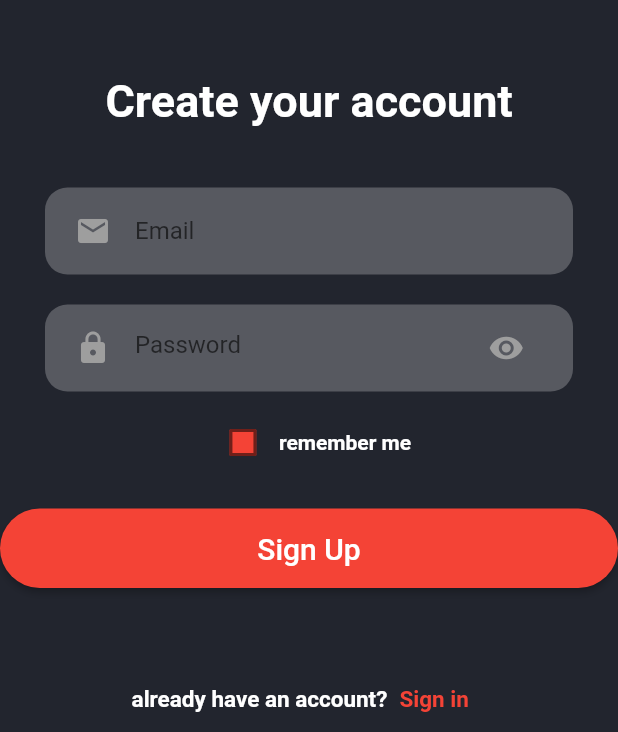
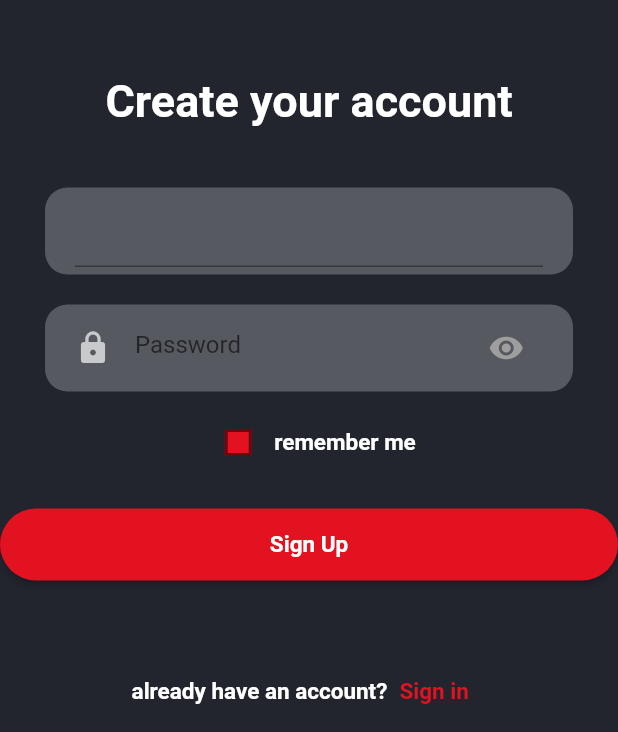
Before and after one commit to halitomer/movie_app, a Flutter app: the screen it shows after launch, after a tap on "Get Started", on a phone screen of 412 x 824 dp, the part 504-1236 px from its top. Run offline on Flutter 3.47's test engine with Material 2 defaults, Android fonts, the light colour scheme and no system bars; drawn by our look-alikes of reactive_forms; our stand-ins replace loading_animation_widget, smooth_page_indicator.

Commit message:
add themdata in main.dart only for appbar and scaffold
create class for colors and textstyle

```diff
--- /dev/null
+++ b/lib/Components/colors.dart
@@ -0,0 +1,9 @@
+import 'package:flutter/material.dart';
+
+class AppColors {
+  static const Color red = Color(0xFFE21221);
+  static const Color white = Color(0xFFFFFFFF);
+  static const Color black = Color(0xFF181A20);
+  static const Color grey = Color.fromRGBO(201, 202, 204, 1);
+  static const Color lightBlack = Color.fromARGB(255, 34, 37, 46);
+}
--- /dev/null
+++ b/lib/Components/text_style.dart
@@ -0,0 +1,19 @@
+import 'package:flutter/material.dart';
+import 'package:untitled4/Components/colors.dart';
+
+class CustomTextStyle {
+  static const TextStyle textStyle1 = TextStyle(
+    color: Colors.white,
+    fontSize: 15,
+    fontWeight: FontWeight.bold,
+  );
+  static const TextStyle textStyle2 = TextStyle(
+    color: AppColors.red,
+    fontSize: 15,
+    fontWeight: FontWeight.bold,
+  );
+  static const TextStyle textStyle3 =
+      TextStyle(fontSize: 30, fontWeight: FontWeight.bold, color: Colors.white);
+  static const TextStyle textStyle4 =
+      TextStyle(fontSize: 20, fontWeight: FontWeight.bold, color: Colors.white);
+}
--- a/lib/home.dart
+++ b/lib/home.dart
@@ -1,5 +1,7 @@
 import 'package:flutter/material.dart';
 import 'package:smooth_page_indicator/smooth_page_indicator.dart';
+import 'package:untitled4/Components/colors.dart';
+import 'package:untitled4/Components/text_style.dart';
 import 'package:untitled4/pages/page1.dart';
 import 'package:untitled4/pages/page2.dart';
 import 'package:untitled4/pages/page3.dart';
@@ -38,14 +40,9 @@ class _MyHomePageState extends State<MyHomePage> {
                   const Spacer(
                     flex: 4,
                   ),
-                  const Text(
-                    'Welcome to my app',
-                    textAlign: TextAlign.center,
-                    style: TextStyle(
-                      fontSize: 30,
-                      color: Colors.white,
-                    ),
-                  ),
+                  const Text('Welcome to my app',
+                      textAlign: TextAlign.center,
+                      style: CustomTextStyle.textStyle3),
                   Expanded(
                     flex: 1,
                     child: PageView(
@@ -60,8 +57,8 @@ class _MyHomePageState extends State<MyHomePage> {
                       effect: const ExpandingDotsEffect(
                           dotHeight: 10,
                           dotWidth: 10,
-                          activeDotColor: Colors.red,
-                          dotColor: Colors.white),
+                          activeDotColor: AppColors.red,
+                          dotColor: AppColors.white),
                     ),
                   ),
                   const SizedBox(
@@ -77,7 +74,7 @@ class _MyHomePageState extends State<MyHomePage> {
                       );
                     },
                     style: ButtonStyle(
-                      backgroundColor: MaterialStateProperty.all(Colors.red),
+                      backgroundColor: MaterialStateProperty.all(AppColors.red),
                       shape: MaterialStateProperty.all(
                         RoundedRectangleBorder(
                           borderRadius: BorderRadius.circular(30),
@@ -88,14 +85,13 @@ class _MyHomePageState extends State<MyHomePage> {
                       padding: EdgeInsets.all(8.0),
                       child: Text(
                         'Get Started',
-                        style: TextStyle(fontSize: 20, color: Colors.white),
+                        style: TextStyle(fontSize: 20, color: AppColors.white),
                       ),
                     ),
                   ),
                   const SizedBox(
                     height: 10,
                   ),
-
                 ],
               ),
             ),
--- a/lib/main.dart
+++ b/lib/main.dart
@@ -1,5 +1,7 @@
 import 'package:flutter/material.dart';
 import 'package:untitled4/splash.dart';
+
+import 'Components/colors.dart';
 
 void main() {
   runApp(const MyApp());
@@ -10,8 +12,12 @@ class MyApp extends StatelessWidget {
 
   @override
   Widget build(BuildContext context) {
-    return const MaterialApp(
-      home: Splash(),
+    return MaterialApp(
+      theme: ThemeData(
+          appBarTheme: const AppBarTheme(
+              backgroundColor: AppColors.lightBlack, elevation: 0),
+          scaffoldBackgroundColor: AppColors.lightBlack),
+      home: const Splash(),
     );
   }
 }
--- a/lib/pages/page1.dart
+++ b/lib/pages/page1.dart
@@ -1,4 +1,5 @@
 import 'package:flutter/material.dart';
+import 'package:untitled4/Components/text_style.dart';
 
 class Page1 extends StatelessWidget {
   const Page1({super.key});
@@ -11,7 +12,7 @@ class Page1 extends StatelessWidget {
         child: (const Text(
           'simply dummy text of the printing and typesetting industry. Lorem Ipsum has been',
           textAlign: TextAlign.center,
-          style: TextStyle(fontSize: 20, color: Colors.white),
+          style: CustomTextStyle.textStyle4,
         )),
       ),
     );
--- a/lib/pages/page2.dart
+++ b/lib/pages/page2.dart
@@ -1,4 +1,5 @@
 import 'package:flutter/material.dart';
+import 'package:untitled4/Components/text_style.dart';
 
 class Page2 extends StatelessWidget {
   const Page2({super.key});
@@ -10,8 +11,8 @@ class Page2 extends StatelessWidget {
         margin: EdgeInsets.all(30),
         child: (const Text(
           'the industrys standard dummy text ever since the 1500s, when',
-            textAlign: TextAlign.center,
-          style: TextStyle(fontSize: 20, color: Colors.white),
+          textAlign: TextAlign.center,
+          style: CustomTextStyle.textStyle4,
         )),
       ),
     );
--- a/lib/pages/page3.dart
+++ b/lib/pages/page3.dart
@@ -1,20 +1,18 @@
 import 'package:flutter/material.dart';
+import 'package:untitled4/Components/text_style.dart';
 
 class Page3 extends StatelessWidget {
   const Page3({super.key});
 
   @override
   Widget build(BuildContext context) {
-    return  Center(
+    return Center(
       child: Container(
         margin: EdgeInsets.all(30),
-
         child: (const Text(
-            'unknown printer took a galley of type and scrambled it to make a type specimen book',
-            textAlign: TextAlign.center,
-          style: TextStyle(
-              fontSize: 20, color: Colors.white
-          ),
+          'unknown printer took a galley of type and scrambled it to make a type specimen book',
+          textAlign: TextAlign.center,
+          style: CustomTextStyle.textStyle4,
         )),
       ),
     );
--- a/lib/sign_up.dart
+++ b/lib/sign_up.dart
@@ -1,4 +1,7 @@
 import 'package:flutter/material.dart';
+import 'package:reactive_forms/reactive_forms.dart';
+import 'package:untitled4/Components/colors.dart';
+import 'package:untitled4/Components/text_style.dart';
 
 import 'Components/container_text_filed.dart';
 
@@ -10,7 +13,13 @@ class SignUp extends StatefulWidget {
 }
 
 class _SignUpState extends State<SignUp> {
-  final Color lightBlack = const Color.fromARGB(255, 34, 37, 46);
+  final form = FormGroup({
+    'email': FormControl<String>(validators: [
+      Validators.required,
+      Validators.email,
+    ]),
+  });
+
   Color _iconColor = Colors.grey;
   var _isObscure;
   bool isChecked = false;
@@ -25,19 +34,16 @@ class _SignUpState extends State<SignUp> {
   Widget build(BuildContext context) {
     return Scaffold(
       appBar: AppBar(
-        backgroundColor: lightBlack,
-        elevation: 0,
         leading: IconButton(
           onPressed: () {
             Navigator.pop(context);
           },
           icon: const Icon(
             Icons.arrow_back_ios,
-            color: Colors.white,
+            color: AppColors.white,
           ),
         ),
       ),
-      backgroundColor: lightBlack,
       body: SafeArea(
         child: Column(
           crossAxisAlignment: CrossAxisAlignment.stretch,
@@ -57,26 +63,27 @@ class _SignUpState extends State<SignUp> {
             ),
             const Text(
               'Create your account',
-              style: TextStyle(
-                  fontSize: 30,
-                  fontWeight: FontWeight.bold,
-                  color: Colors.white),
+              style: CustomTextStyle.textStyle3,
               textAlign: TextAlign.center,
             ),
             const SizedBox(
               height: 30,
             ),
-            const ContainerTextFiled(
-              child: TextField(
-                decoration: InputDecoration(
-                  icon: Icon(
-                    Icons.mail,
-                    color: Colors.grey,
-                  ),
-                  hintText: 'Email',
-                  border: InputBorder.none,
-                ),
-              ),
+            ContainerTextFiled(
+              child: ReactiveForm(
+                  formGroup: form,
+                  child: Column(
+                    children: [
+                      ReactiveTextField(
+                        formControlName: 'email',
+                        validationMessages: {
+                          'required': (error) => 'The email must not be empty',
+                          'email': (error) =>
+                              'The email value must be a valid email'
+                        },
+                      )
+                    ],
+                  )),
             ),
             ContainerTextFiled(
               child: TextField(
@@ -84,7 +91,7 @@ class _SignUpState extends State<SignUp> {
                 decoration: InputDecoration(
                     icon: const Icon(
                       Icons.lock,
-                      color: Colors.grey,
+                      color: AppColors.grey,
                     ),
                     border: InputBorder.none,
                     hintText: 'Password',
@@ -97,10 +104,10 @@ class _SignUpState extends State<SignUp> {
                       onPressed: () {
                         setState(() {
                           _isObscure = !_isObscure;
-                          if (_iconColor == Colors.grey) {
-                            _iconColor = Colors.red;
+                          if (_iconColor == AppColors.grey) {
+                            _iconColor = AppColors.red;
                           } else {
-                            _iconColor = Colors.grey;
+                            _iconColor = AppColors.grey;
                           }
                         });
                       },
@@ -113,7 +120,7 @@ class _SignUpState extends State<SignUp> {
                 Checkbox(
                     value: isChecked,
                     checkColor: Colors.white,
-                    fillColor: MaterialStateProperty.all(Colors.red),
+                    fillColor: MaterialStateProperty.all(AppColors.red),
                     onChanged: (value) {
                       setState(() {
                         isChecked = value!;
@@ -121,10 +128,7 @@ class _SignUpState extends State<SignUp> {
                     }),
                 const Text('remember me',
                     textAlign: TextAlign.center,
-                    style: TextStyle(
-                      color: Colors.white,
-                      fontWeight: FontWeight.bold,
-                    )),
+                    style: CustomTextStyle.textStyle1),
               ],
             ),
             const SizedBox(
@@ -133,7 +137,7 @@ class _SignUpState extends State<SignUp> {
             ElevatedButton(
               onPressed: () {},
               style: ButtonStyle(
-                backgroundColor: MaterialStateProperty.all(Colors.red),
+                backgroundColor: MaterialStateProperty.all(AppColors.red),
                 shape: MaterialStateProperty.all(
                   RoundedRectangleBorder(
                     borderRadius: BorderRadius.circular(30),
@@ -142,11 +146,9 @@ class _SignUpState extends State<SignUp> {
               ),
               child: const Padding(
                 padding: EdgeInsets.all(15.0),
-                child: Text(
-                  'Sign Up',
-                  textAlign: TextAlign.center,
-                  style: TextStyle(fontSize: 20, color: Colors.white),
-                ),
+                child: Text('Sign Up',
+                    textAlign: TextAlign.center,
+                    style: CustomTextStyle.textStyle1),
               ),
             ),
             const SizedBox(
@@ -155,23 +157,14 @@ class _SignUpState extends State<SignUp> {
             const Row(
               mainAxisAlignment: MainAxisAlignment.center,
               children: [
-                Text(
-                  'already have an account?',
-                  textAlign: TextAlign.center,
-                  style: TextStyle(
-                    color: Colors.white,
-                    fontSize: 15,
-                    fontWeight: FontWeight.bold,
-                  ),
-                ),
+                Text('already have an account?',
+                    textAlign: TextAlign.center,
+                    style: CustomTextStyle.textStyle1),
                 TextButton(
                     onPressed: null,
                     child: Text(
                       'Sign in ',
-                      style: TextStyle(
-                          color: Colors.red,
-                          fontSize: 15,
-                          fontWeight: FontWeight.bold),
+                      style: CustomTextStyle.textStyle2,
                     ))
               ],
             )
@@ -181,3 +174,13 @@ class _SignUpState extends State<SignUp> {
     );
   }
 }
+// TextField(
+// decoration: InputDecoration(
+// icon: Icon(
+// Icons.mail,
+// color: Colors.grey,
+// ),
+// hintText: 'Email',
+// border: InputBorder.none,
+// ),
+// ),
--- a/lib/splash.dart
+++ b/lib/splash.dart
@@ -1,5 +1,6 @@
 import 'package:flutter/material.dart';
 import 'package:loading_animation_widget/loading_animation_widget.dart';
+import 'package:untitled4/Components/colors.dart';
 import 'home.dart';
 
 class Splash extends StatefulWidget {
@@ -10,10 +11,6 @@ class Splash extends StatefulWidget {
 }
 
 class _SplashState extends State<Splash> {
-  /// this color for background
-  final Color lightBlack = const Color.fromARGB(255, 34, 37, 46);
-  final Color white = const Color(0xFFFFFFFF);
-
   @override
   void initState() {
     super.initState();
@@ -29,7 +26,6 @@ class _SplashState extends State<Splash> {
   @override
   Widget build(BuildContext context) {
     return Scaffold(
-      backgroundColor: lightBlack,
       body: Center(
         child: Column(
           mainAxisAlignment: MainAxisAlignment.center,
@@ -51,7 +47,8 @@ class _SplashState extends State<Splash> {
               height: 250,
               width: 250,
             ),
-            LoadingAnimationWidget.hexagonDots(color: white, size: 50),
+            LoadingAnimationWidget.hexagonDots(
+                color: AppColors.white, size: 50),
           ],
         ),
       ),
--- a/pubspec.yaml
+++ b/pubspec.yaml
@@ -35,6 +35,8 @@ dependencies:
   loading_animation_widget:
   page_view_dot_indicator: ^2.3.0
   smooth_page_indicator: ^1.1.0
+  reactive_forms: ^16.1.1
+  flutter_screenutil: ^5.9.0
 
 
 
```
Also changed, not shown: pubspec.lock.
